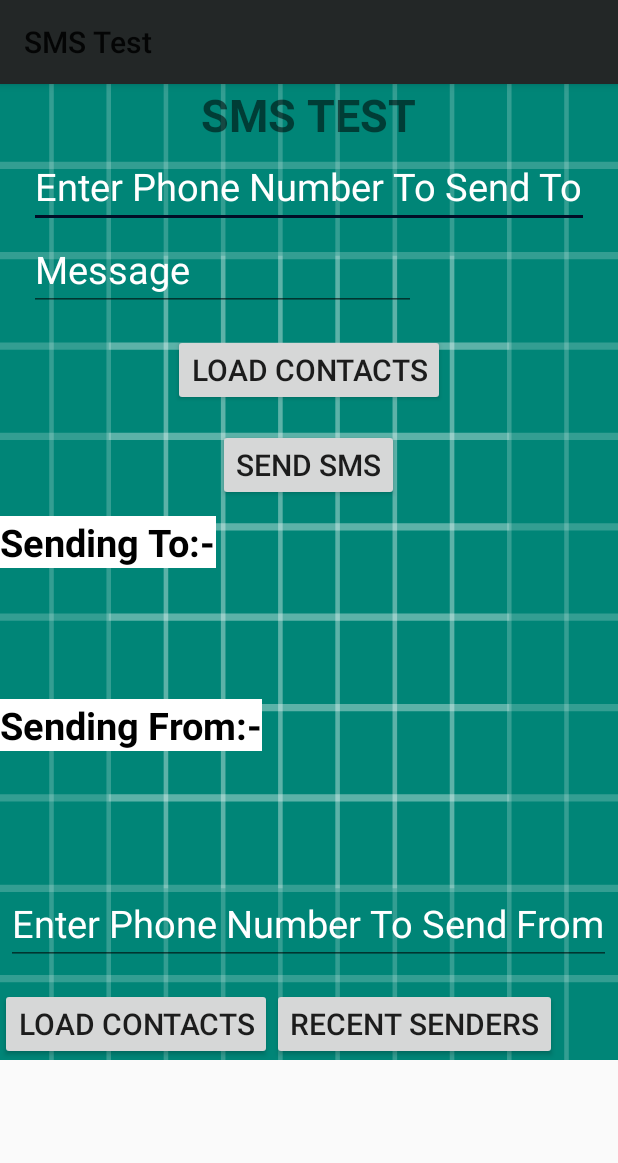
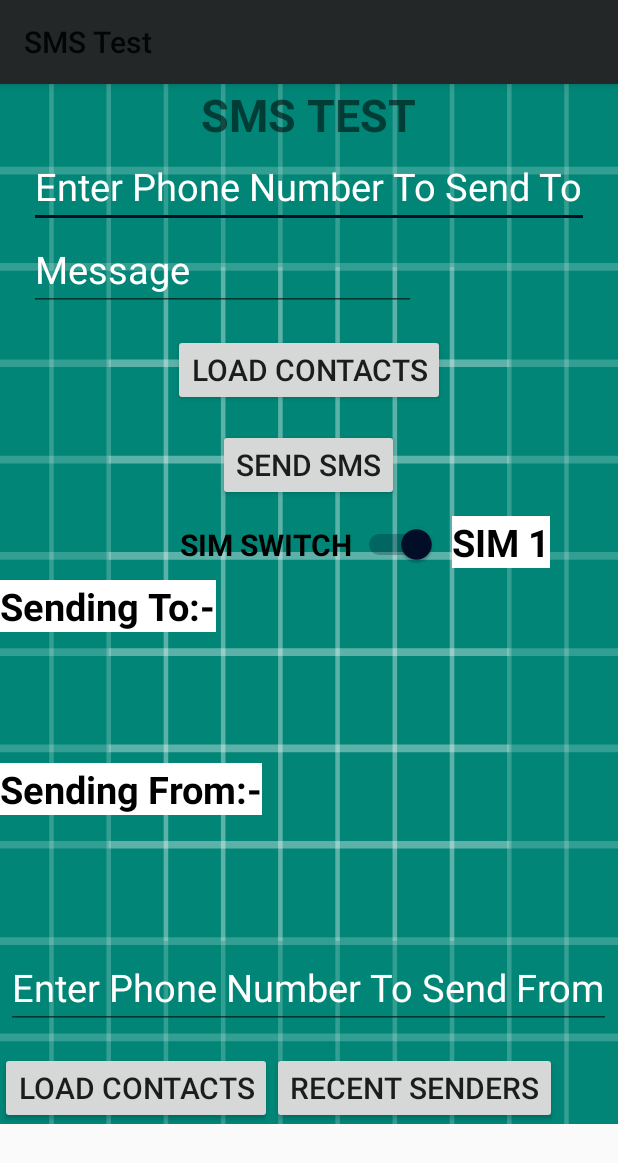
Before and after one commit to souvikchakraborty98/SMSTest, an Android app: the screen it shows after launch (MainActivity), on a phone screen of 412 x 824 dp. Shown: the top 1163 px of the screen. Run offline under Robolectric (Android 15) with nearby library versions, the phone set to English and light mode, and no system bars.

Commit message:
Added DualSim support+SharedPref_Stable270619

```diff
--- a/app/src/main/java/com/hfad/smstest/MainActivity.java
+++ b/app/src/main/java/com/hfad/smstest/MainActivity.java
@@ -1,6 +1,8 @@
 package com.hfad.smstest;
 import android.annotation.SuppressLint;
 import android.app.Activity;
+import android.content.Context;
+import android.content.SharedPreferences;
 import android.provider.ContactsContract;
 import android.support.v4.app.ActivityCompat;
 import android.support.v7.app.AppCompatActivity;
@@ -13,6 +15,7 @@ import android.database.Cursor;
 import android.support.v4.content.ContextCompat;
 import android.net.Uri;
 import android.content.Intent;
+import android.widget.CompoundButton;
 import android.widget.EditText;
 import android.util.Log;
 import android.Manifest;
@@ -20,6 +23,8 @@ import android.content.pm.PackageManager;
 import android.telephony.SmsManager;
 import android.text.TextUtils;
 import android.widget.ScrollView;
+import android.widget.Switch;
+import android.widget.TextView;
 import android.widget.Toast;
 import android.view.View;
 import java.security.spec.ECField;
@@ -44,6 +49,10 @@ public class MainActivity extends AppCompatActivity {
     boolean  sendto,sendfrom;
     private static final int RESULT_PICK_CONTACT = 1234;
     public static int ldSendersFlag=0;
+    Switch sb;
+    TextView sim;
+    int simNum;
+    SharedPreferences prefs;
 
     public String makenum(String s)
     {
@@ -175,8 +184,44 @@ public class MainActivity extends AppCompatActivity {
         phoneNumber2 = (EditText) findViewById(R.id.numToSendFrom);
         sendList=(EditText)findViewById(R.id.sentList);
         sendList2=(EditText)findViewById(R.id.sendFrom);
+        sim=(TextView)findViewById(R.id.SIM);
+        sb = (Switch) findViewById(R.id.sim_switch);
+        sb.setTextOff("SIM 2");
+        sb.setTextOn("SIM 1");
+        prefs = getSharedPreferences("com.hfad.smstest", 0);
+        String simVariable = prefs.getString("simSubID", "SIM 1");
+        Log.e("sim id", simVariable);
 
+        prefs = getSharedPreferences("com.hfad.smstest", Context.MODE_PRIVATE);
+        final SharedPreferences.Editor editor = prefs.edit();
 
+        if(ldSendersFlag!=1)
+        {
+            if(simVariable.equals("SIM 1"))
+            {
+                sb.setChecked(true);
+                sim.setText(simVariable);
+            }
+            else if(simVariable.equals("SIM 2"))
+            {
+                sb.setChecked(false);
+                sim.setText(simVariable);
+            }
+        }
+
+        sb.setOnCheckedChangeListener(new CompoundButton.OnCheckedChangeListener() {
+            public void onCheckedChanged(CompoundButton buttonView, boolean isChecked) {
+                if (isChecked) {
+                    sim.setText("SIM 1");
+                    editor.putString("simSubID", "SIM 1");
+                    editor.commit();
+                } else {
+                    sim.setText("SIM 2");
+                    editor.putString("simSubID", "SIM 2");
+                    editor.commit();
+                }
+            }
+        });
         ScrollView layout = (ScrollView) findViewById(R.id.scrollLayout);
       layout.setOnTouchListener(new View.OnTouchListener()
         {
@@ -193,12 +238,22 @@ public class MainActivity extends AppCompatActivity {
               String savedExtra = extras.getString("savedExtra");
               String phno = extras.getString("phonenumber");
               String sndlist = extras.getString("sendlist");
+              String simState = extras.getString("SIMSTATUS");
               phoneNumber.setText(phno);
               sendList.setText(sndlist);
               //  Log.e("savedExtra",savedExtra );
               phoneNumber2.setText(savedExtra);
               setNum = savedExtra;
               sendList2.setText("Name : " + savedExtra + "\n" + "Phone No. : null");
+              if(simState.equals("SIM 1")) {
+                  sb.setChecked(true);
+                  sim.setText("SIM 1");
+              }
+              else if(simState.equals("SIM 2")) {
+                  sb.setChecked(false);
+                  sim.setText("SIM 2");
+              }
+
               phoneNumber2.requestFocus();
               ldSendersFlag = 0;
           }
@@ -212,12 +267,17 @@ public class MainActivity extends AppCompatActivity {
             @Override
             public void messageReceived(String messageText) {
                 smsText.setText(messageText);
-                Log.e("getdata setnum","" + messageText);
+                //Log.e("getdata setnum","" + messageText);
                 hideKeyboard(MainActivity.this);
                 if((phoneNumber.getText()).toString().equals((phoneNumber2.getText()).toString())==false)
                 {
                 String sms = smsText.getText().toString();
                 String phoneNum = phoneNumber.getText().toString();
+                String simSub=sim.getText().toString();
+                if(simSub.equals("SIM 1"))
+                    simNum=0;
+                else if(simSub.equals("SIM 2"))
+                    simNum=1;
                 if(!TextUtils.isEmpty(sms) && !TextUtils.isEmpty(phoneNum)) {
                     if(checkPermission()) {
 
@@ -225,7 +285,7 @@ public class MainActivity extends AppCompatActivity {
                         {
                             try {
                                 SmsManager smsManager = SmsManager.getDefault();
-                                smsManager.sendTextMessage(phoneNum, null, sms, null, null);
+                                smsManager.getSmsManagerForSubscriptionId(simNum).sendTextMessage(phoneNum, null, sms, null, null);
                                 Toast.makeText(MainActivity.this, "SMS Sent", Toast.LENGTH_SHORT).show();
                             }
                             catch (Exception e)
@@ -314,6 +374,7 @@ public class MainActivity extends AppCompatActivity {
                 Bundle extras = new Bundle();
                 extras.putString("phonenumber",phoneNumber.getText().toString());
                 extras.putString("sendlist",sendList.getText().toString());
+                extras.putString("SIMSTATUS",sim.getText().toString());
                 myIntent.putExtras(extras);
                 ldSendersFlag=1;
                 startActivity(myIntent);
@@ -334,6 +395,11 @@ public class MainActivity extends AppCompatActivity {
                 {
                 String sms = smsText.getText().toString();
                 String phoneNum = phoneNumber.getText().toString();
+                    String simSub=sim.getText().toString();
+                    if(simSub.equals("SIM 1"))
+                        simNum=0;
+                    else if(simSub.equals("SIM 2"))
+                        simNum=1;
                 if(!TextUtils.isEmpty(sms) && !TextUtils.isEmpty(phoneNum)) {
                     if(checkPermission()) {
 
@@ -341,7 +407,9 @@ public class MainActivity extends AppCompatActivity {
                         {
                         try {
                             SmsManager smsManager = SmsManager.getDefault();
-                            smsManager.sendTextMessage(phoneNum, null, sms, null, null);
+                            //int dip=smsManager.getSubscriptionId();
+                            //Log.e("sub id",Integer.toString(dip));
+                            smsManager.getSmsManagerForSubscriptionId(simNum).sendTextMessage(phoneNum, null, sms, null, null);
                             Toast.makeText(MainActivity.this, "SMS Sent", Toast.LENGTH_SHORT).show();
                         }
                         catch (Exception e)
--- a/app/src/main/res/layout/activity_main.xml
+++ b/app/src/main/res/layout/activity_main.xml
@@ -58,6 +58,35 @@
             android:text="Send SMS"
             android:textSize="20sp" />
 
+        <Switch
+            android:id="@+id/sim_switch"
+            android:layout_width="wrap_content"
+            android:layout_height="wrap_content"
+            android:layout_below="@id/btnSendSMS"
+            android:layout_marginStart="10dp"
+            android:layout_marginTop="15dp"
+            android:checked="true"
+            android:switchMinWidth="56dp"
+            android:text="SIM SWITCH"
+            android:textOff="SIM 2"
+            android:textOn="SIM 1"
+            android:textSize="20sp"
+            android:layout_centerHorizontal="true"
+            android:textStyle="bold" />
+        <TextView
+            android:id="@+id/SIM"
+            android:layout_width="wrap_content"
+            android:layout_height="wrap_content"
+            android:layout_below="@+id/btnSendSMS"
+            android:layout_toRightOf="@id/sim_switch"
+            android:layout_marginTop="10dp"
+            android:layout_marginStart="10dp"
+            android:background="@android:color/background_light"
+            android:text="SIM 1"
+            android:textColor="@android:color/black"
+            android:textSize="25sp"
+            android:textStyle="bold" />
+
         <Button
             android:id="@+id/ldContacts"
             android:layout_width="wrap_content"
@@ -73,7 +102,7 @@
             android:id="@+id/toSend"
             android:layout_width="wrap_content"
             android:layout_height="wrap_content"
-            android:layout_below="@+id/btnSendSMS"
+            android:layout_below="@+id/sim_switch"
             android:layout_marginTop="10dp"
             android:background="@android:color/background_light"
             android:text="Sending To:-"
```
Also changed, not shown: app/src/main/java/com/hfad/smstest/recentSMS.java (+6 -1 lines).
